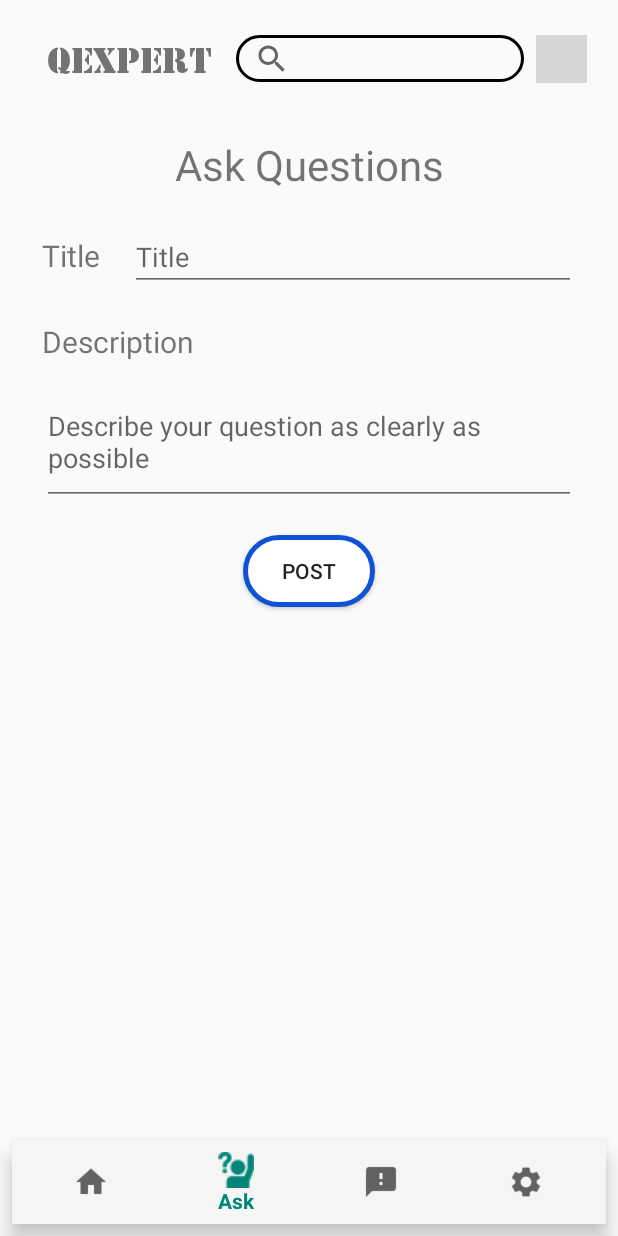
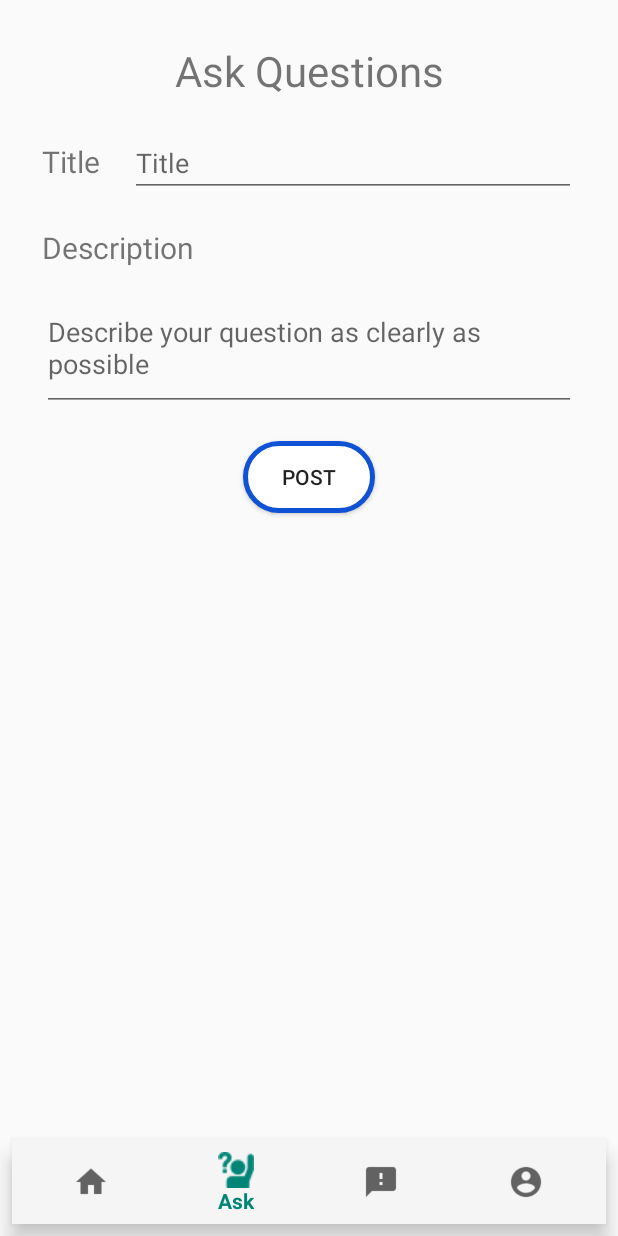
Before and after one commit to VidulaDakshitha/Question-Answer-mobile-app-using-Android-studio, an Android app: the screen it shows after launch once a user with an empty profile is signed in (MainFeed), item 2 of the bottom bar chosen, on a phone screen of 412 x 824 dp. Run offline under Robolectric (Android 15) with nearby library versions, the phone set to English and light mode, and no system bars; our stand-ins replace Firebase (no records; nobody signed in at launch, a user with empty details on screens opened directly); 2 statements that could not run were skipped; grey boxes are pictures that could not be loaded.

Commit message:
deleted and search and moved profile to nav

```diff
--- a/app/src/main/java/com/example/madforumapp/MainFeed.java
+++ b/app/src/main/java/com/example/madforumapp/MainFeed.java
@@ -6,20 +6,12 @@ import androidx.fragment.app.Fragment;
 import androidx.fragment.app.FragmentTransaction;
 
 import android.content.Intent;
-import android.graphics.Color;
 import android.os.Bundle;
 import android.view.MenuItem;
-import android.view.View;
-import android.widget.AdapterView;
 import android.widget.FrameLayout;
 import android.widget.ImageView;
-import android.widget.ListView;
-import android.widget.Toast;
 
 import com.google.android.material.bottomnavigation.BottomNavigationView;
-
-import java.util.ArrayList;
-import java.util.List;
 
 public class MainFeed extends AppCompatActivity {
 
@@ -45,21 +37,21 @@ public class MainFeed extends AppCompatActivity {
         settingsFragment = new SettingsFragment();
         feedbackFragment = new FeedbackFragment();
         profileFragment = new ProfileFragment();
-        profileIcon = findViewById(R.id.profileIcon);
+//        profileIcon = findViewById(R.id.profileIcon);
         bottomNavigationView = findViewById(R.id.mainNavBar);
         frameLayout = findViewById(R.id.navFrame);
 
 
         changeFragment(homeFragment);
 
-        profileIcon.setOnClickListener(new View.OnClickListener() {
-            @Override
-            public void onClick(View view) {
-
-                Intent i=new Intent(MainFeed.this,personalprofile.class);
-                startActivity(i);
-            }
-        });
+//        profileIcon.setOnClickListener(new View.OnClickListener() {
+//            @Override
+//            public void onClick(View view) {
+//
+//                Intent i=new Intent(MainFeed.this,personalprofile.class);
+//                startActivity(i);
+//            }
+//        });
 
         bottomNavigationView.setOnNavigationItemSelectedListener(new BottomNavigationView.OnNavigationItemSelectedListener() {
             @Override
@@ -75,8 +67,9 @@ public class MainFeed extends AppCompatActivity {
                         Intent contactUsIntent = new Intent(MainFeed.this, ContactUs.class);
                         startActivity(contactUsIntent);
                         return true;
-                    case R.id.navBtnSettings:
-                        changeFragment(settingsFragment);
+                    case R.id.navBtnProfile:
+                        Intent i=new Intent(MainFeed.this,personalprofile.class);
+                        startActivity(i);
                         return true;
 
                         default:
--- a/app/src/main/res/layout/activity_main_feed.xml
+++ b/app/src/main/res/layout/activity_main_feed.xml
@@ -7,90 +7,24 @@
     tools:context=".MainFeed">
 
 
+    <!-- main scroll view to display the question feed -->
+
+
+    <!-- bottom navigation bar -->
     <FrameLayout
         android:id="@+id/navFrame"
         android:layout_width="0dp"
         android:layout_height="0dp"
         android:layout_marginStart="8dp"
+        android:layout_marginTop="8dp"
         android:layout_marginEnd="8dp"
+        android:layout_marginBottom="8dp"
         app:layout_constraintBottom_toTopOf="@+id/mainNavBar"
         app:layout_constraintEnd_toEndOf="parent"
         app:layout_constraintStart_toStartOf="parent"
-        app:layout_constraintTop_toBottomOf="@+id/gridLayout2">
+        app:layout_constraintTop_toTopOf="parent">
 
     </FrameLayout>
-
-    <!-- main scroll view to display the question feed -->
-
-
-    <!-- bottom navigation bar -->
-    <GridLayout
-        android:id="@+id/gridLayout2"
-        android:layout_width="380dp"
-        android:layout_height="55dp"
-        android:layout_marginStart="8dp"
-        android:layout_marginLeft="8dp"
-        android:layout_marginTop="8dp"
-        android:layout_marginEnd="8dp"
-        android:layout_marginRight="8dp"
-        android:columnCount="4"
-        android:rowCount="1"
-        app:layout_constraintBottom_toBottomOf="parent"
-        app:layout_constraintEnd_toEndOf="parent"
-        app:layout_constraintHorizontal_bias="0.466"
-        app:layout_constraintStart_toStartOf="parent"
-        app:layout_constraintTop_toTopOf="parent"
-        app:layout_constraintVertical_bias="0.01">
-
-        <!-- main title -->
-        <ImageView
-            android:id="@+id/profileIcon"
-            android:layout_width="34dp"
-            android:layout_height="32dp"
-            android:layout_row="0"
-            android:layout_column="3"
-            android:layout_marginLeft="8dp"
-            android:layout_marginTop="8dp"
-            android:layout_marginEnd="8dp"
-            android:layout_marginRight="0dp"
-            android:layout_marginBottom="8dp"
-            android:background="@drawable/com_facebook_profile_picture_blank_portrait"
-            android:clickable="true"
-            android:contentDescription="@string/profilePicDescription" />
-
-        <!--search bar-->
-        <SearchView
-            android:id="@+id/searchBar"
-            android:layout_width="192dp"
-            android:layout_height="31dp"
-            android:layout_row="0"
-            android:layout_column="1"
-
-            android:layout_marginStart="8dp"
-            android:layout_marginLeft="8dp"
-            android:layout_marginTop="8dp"
-            android:layout_marginEnd="8dp"
-            android:layout_marginRight="8dp"
-            android:layout_marginBottom="8dp"
-            android:background="@drawable/round_textbox_style" />
-
-        <!-- profile icon -->
-        <TextView
-            android:id="@+id/logo"
-            android:layout_width="wrap_content"
-            android:layout_height="wrap_content"
-            android:layout_row="0"
-            android:layout_column="0"
-            android:layout_marginStart="16dp"
-            android:layout_marginLeft="13dp"
-            android:layout_marginTop="10dp"
-            android:layout_marginEnd="8dp"
-            android:layout_marginRight="8dp"
-            android:layout_marginBottom="8dp"
-            android:text="@string/logoTitle"
-            android:textSize="25sp"
-            app:fontFamily="@font/stencil" />
-    </GridLayout>
 
     <com.google.android.material.bottomnavigation.BottomNavigationView
         android:id="@+id/mainNavBar"
--- a/app/src/main/res/layout/fragment_home.xml
+++ b/app/src/main/res/layout/fragment_home.xml
@@ -12,6 +12,17 @@
         android:layout_height="match_parent"
         android:background="@android:color/transparent"
         android:orientation="vertical">
+
+        <TextView
+            android:id="@+id/heading_home"
+            android:gravity="center"
+            android:layout_width="match_parent"
+            android:layout_height="wrap_content"
+            android:text="@string/home_heading"
+            android:textSize="28sp"
+            android:layout_marginTop="20dp"
+            android:layout_marginBottom="20dp"
+            />
 
         <ListView
             android:id="@+id/question_listview"
--- a/app/src/main/res/menu/nav_items.xml
+++ b/app/src/main/res/menu/nav_items.xml
@@ -15,7 +15,7 @@
         android:icon="@drawable/nav_feedback"
         android:title="@string/nav_contact" />
     <item
-        android:id="@+id/navBtnSettings"
-        android:icon="@drawable/nav_settings"
-        android:title="@string/nav_settings" />
+        android:id="@+id/navBtnProfile"
+        android:icon="@drawable/nav_user"
+        android:title="@string/profile" />
 </menu>
```
